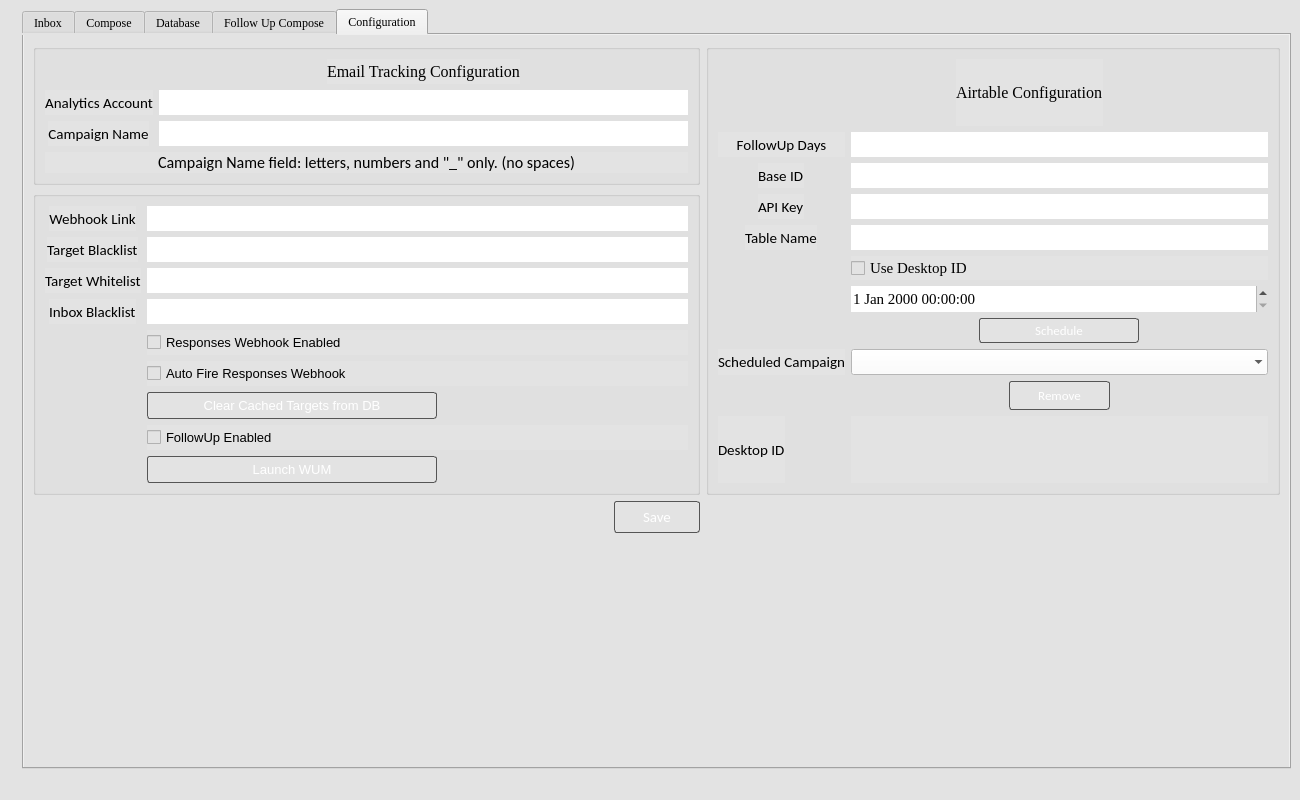
Old version of the form ui/gui.ui in the repository adamnBlack/pyqt_monster.
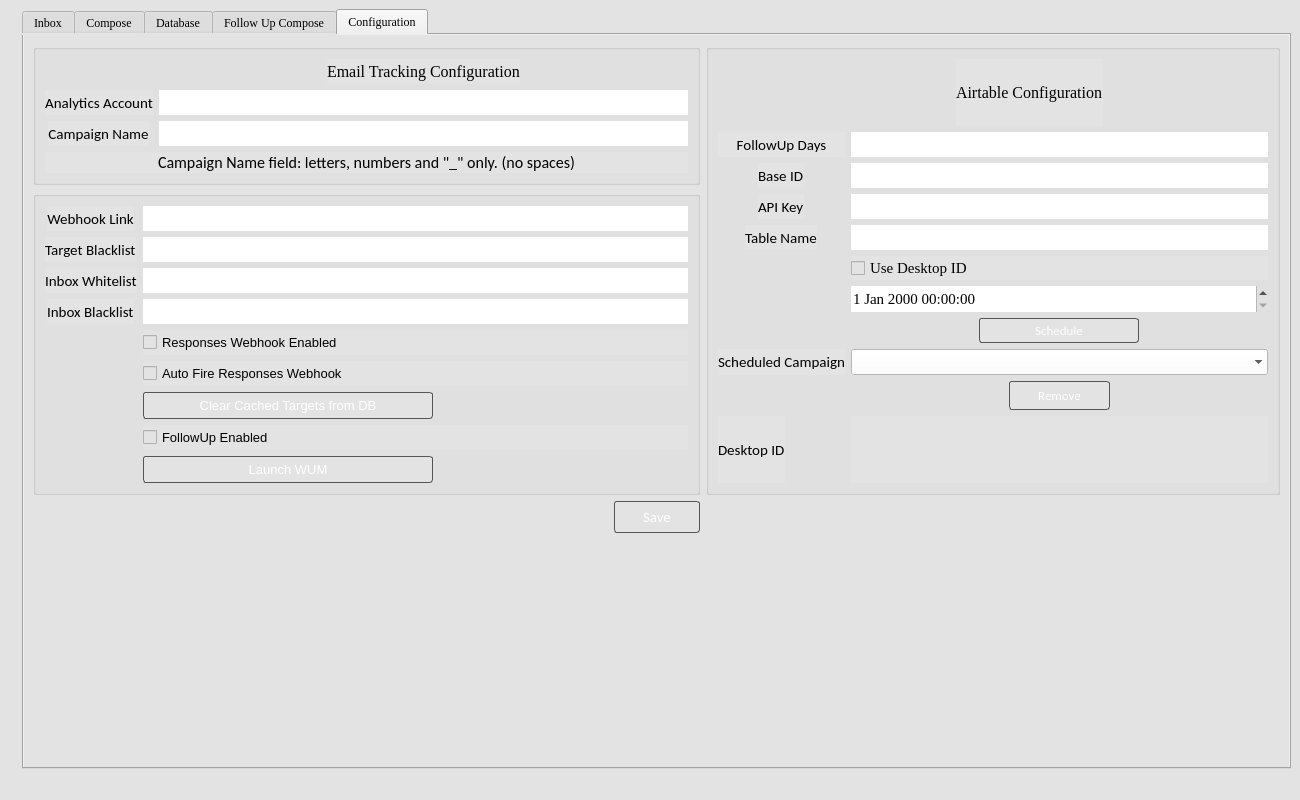
New version of the form. Icons and pictures are not drawn.

Diff of the .ui file:
```diff
--- a/ui/gui.ui
+++ b/ui/gui.ui
@@ -3768,7 +3768,7 @@
               </font>
              </property>
              <property name="text">
-              <string>Target Whitelist</string>
+              <string>Inbox Whitelist</string>
              </property>
             </widget>
            </item>
```
